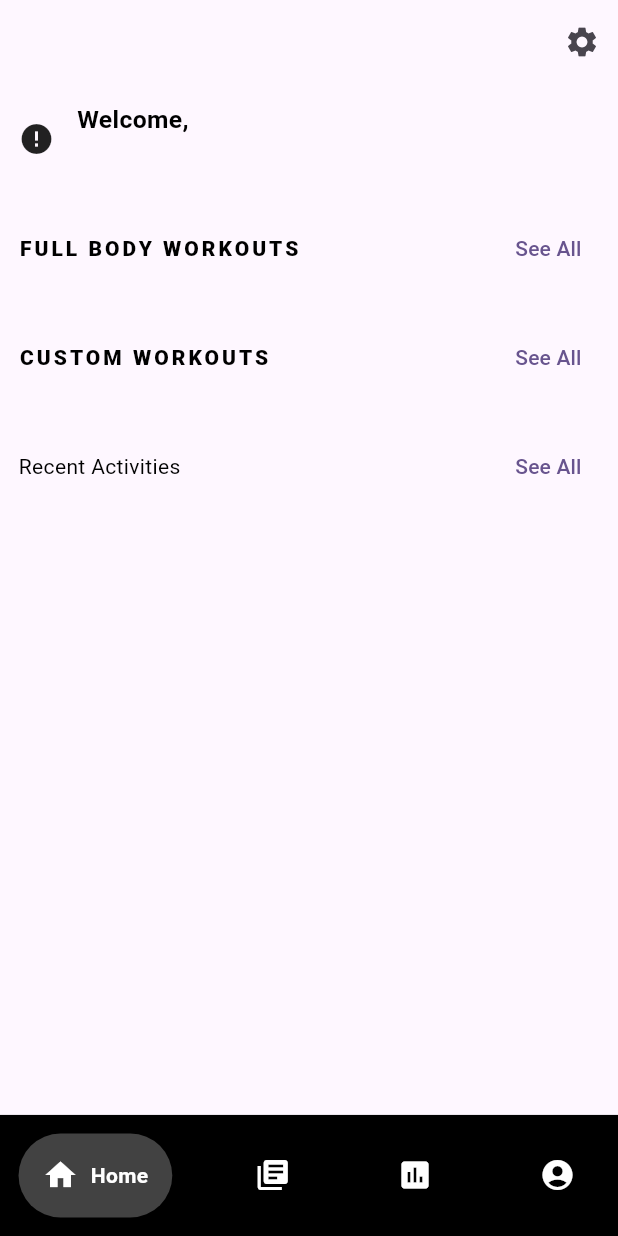
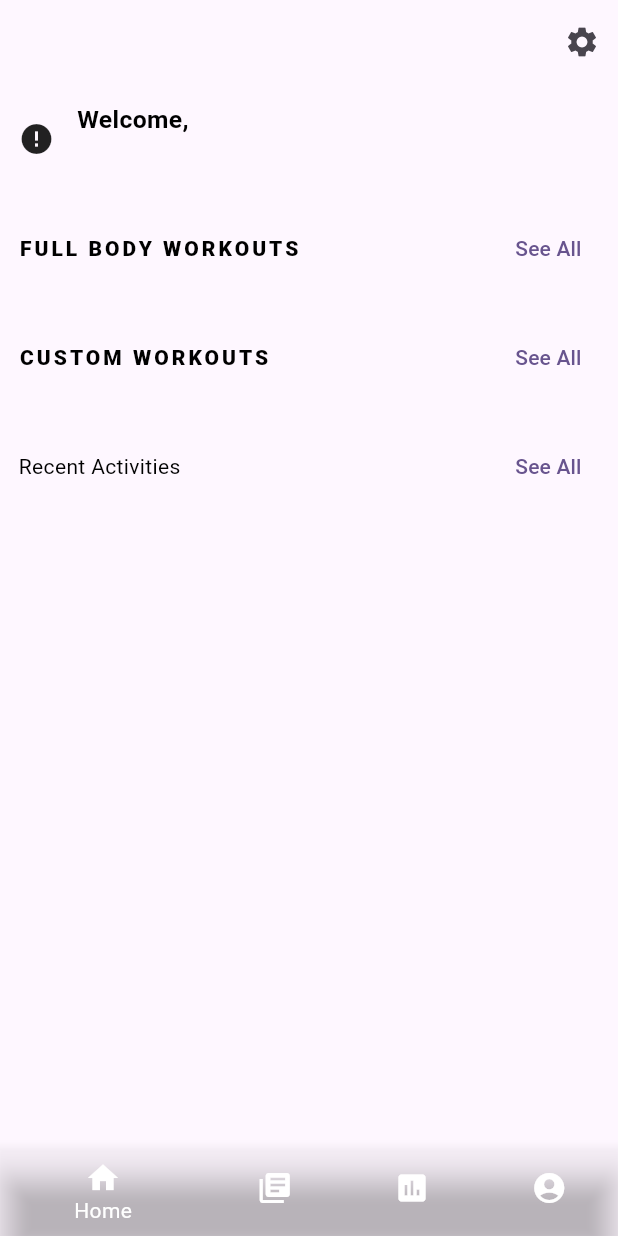
Before and after one commit to jerick-cumayas-dev/dart, a Flutter app: the MainView screen opened directly, on a phone screen of 412 x 824 dp. Run offline on Flutter 3.47's test engine with Material 3 defaults, Android fonts, the phone set to English and light mode, and no system bars; drawn by our look-alikes of cached_network_image, google_nav_bar; our stand-ins replace flutter_riverpod, smooth_page_indicator; network calls fail.

Commit message:
integrate with model

```diff
--- a/lib/Components/Navigation/bottom_navigation.dart
+++ b/lib/Components/Navigation/bottom_navigation.dart
@@ -1,9 +1,6 @@
-import 'package:fitguide_main/State_Management/Providers/main_page_provider.dart';
 import 'package:flutter/material.dart';
-import 'package:google_nav_bar/google_nav_bar.dart';
-import 'package:flutter_riverpod/flutter_riverpod.dart';
 
-class BottomNavigationBarComponent extends ConsumerWidget {
+class BottomNavigationBarComponent extends StatelessWidget {
   final int selectedPage;
   final ValueChanged<int> onTabTapped;
 
@@ -14,33 +11,34 @@ class BottomNavigationBarComponent extends ConsumerWidget {
   });
 
   @override
-  Widget build(BuildContext context, WidgetRef ref) {
-    return Container(
-        color: Colors.black,
-        child: Padding(
-          padding: EdgeInsets.all(MediaQuery.of(context).size.width * 0.03),
-          child: GNav(
-              backgroundColor: Colors.black,
-              color: Colors.white,
-              activeColor: Colors.white,
-              tabBackgroundColor: Colors.grey.shade800,
-              gap: 8,
-              onTabChange: (index) {
-                ref.watch(mainPageStateProvider.notifier).updateMainPage(index);
-              },
-              padding: const EdgeInsets.all(16),
-              tabs: const [
-                GButton(
-                  icon: Icons.home,
-                  text: 'Home',
-                ),
-                GButton(icon: Icons.library_books, text: 'Library'),
-                GButton(
-                  icon: Icons.assessment,
-                  text: 'Statistics',
-                ),
-                GButton(icon: Icons.account_circle, text: 'Profile')
-              ]),
-        ));
+  Widget build(BuildContext context) {
+    return BottomNavigationBar(
+      items: const <BottomNavigationBarItem>[
+        BottomNavigationBarItem(
+          icon: Icon(Icons.home, color: Colors.white),
+          label: 'Home',
+          backgroundColor: Colors.transparent,
+        ),
+        BottomNavigationBarItem(
+          icon: Icon(Icons.library_books, color: Colors.white),
+          label: 'Library',
+          backgroundColor: Colors.transparent,
+        ),
+        BottomNavigationBarItem(
+          icon: Icon(Icons.assessment, color: Colors.white),
+          label: 'Statistics',
+          backgroundColor: Colors.transparent,
+        ),
+        BottomNavigationBarItem(
+          icon: Icon(Icons.account_circle, color: Colors.white),
+          label: 'Profile',
+          backgroundColor: Colors.transparent,
+        ),
+      ],
+      currentIndex: selectedPage,
+      unselectedItemColor: Colors.white,
+      selectedItemColor: Colors.white,
+      onTap: onTabTapped,
+    );
   }
 }
--- a/lib/Components/Workout/workout_card.dart
+++ b/lib/Components/Workout/workout_card.dart
@@ -4,7 +4,6 @@ import 'package:fitguide_main/Components/Workout/workout_details.dart';
 import 'package:fitguide_main/Components/Exercise/exercise_details.dart';
 import 'package:fitguide_main/Services/api/api.dart';
 import 'package:flutter_riverpod/flutter_riverpod.dart';
-// import 'package:fitguide_main/State_Management/Providers/user_provider.dart';
 import 'package:fitguide_main/Components/Workout/create_update_workout.dart';
 
 class WorkoutCardWidget extends ConsumerWidget {
--- a/lib/Page/Main/main.dart
+++ b/lib/Page/Main/main.dart
@@ -5,22 +5,10 @@ import 'package:fitguide_main/State_Management/Providers/main_page_provider.dart
 import 'package:fitguide_main/Components/Navigation/bottom_navigation.dart';
 import 'package:fitguide_main/Page/Library/library.dart';
 
-class MainView extends ConsumerStatefulWidget {
-  const MainView({super.key});
-
-  @override
-  MainViewState createState() => MainViewState();
-}
-
-class MainViewState extends ConsumerState<MainView>
-    with SingleTickerProviderStateMixin {
+class MainView extends StatelessWidget {
+  MainView({super.key});
   final List<Widget> _pages = [const HomeView(), const LibraryView()];
   final PageController _pageController = PageController(initialPage: 0);
-
-  @override
-  void initState() {
-    super.initState();
-  }
 
   @override
   Widget build(BuildContext context) {
@@ -42,9 +30,7 @@ class MainViewState extends ConsumerState<MainView>
         ),
         body: PageView(
           onPageChanged: (index) {
-            setState(() {
-              ref.read(mainPageStateProvider.notifier).updateMainPage(index);
-            });
+            ref.read(mainPageStateProvider.notifier).updateMainPage(index);
           },
           scrollDirection: Axis.horizontal,
           controller: _pageController,
@@ -53,11 +39,9 @@ class MainViewState extends ConsumerState<MainView>
         bottomNavigationBar: BottomNavigationBarComponent(
           selectedPage: currentPage,
           onTabTapped: (index) {
-            setState(() {
-              ref.read(mainPageStateProvider.notifier).updateMainPage(index);
-              // _pageController.animateToPage(index, duration: const Duration(milliseconds: 300), curve: Curves.linear);
-              _pageController.jumpToPage(index);
-            });
+            ref.read(mainPageStateProvider.notifier).updateMainPage(index);
+            // _pageController.animateToPage(index, duration: const Duration(milliseconds: 300), curve: Curves.linear);
+            _pageController.jumpToPage(index);
           },
         ),
       );
--- a/lib/Services/api/api.dart
+++ b/lib/Services/api/api.dart
@@ -1,5 +1,5 @@
 class API {
-  static const String host = "192.168.1.11";
+  static const String host = "172.29.7.74";
   static const int port = 4000;
   static const String api = "/api";
 
--- a/lib/Services/auth_service.dart
+++ b/lib/Services/auth_service.dart
@@ -66,7 +66,7 @@ class AuthService {
       Navigator.push(
         context,
         MaterialPageRoute(
-          builder: (context) => const MainView(),
+          builder: (context) => MainView(),
         ),
       );
       ScaffoldMessenger.of(context).showSnackBar(
```
Also changed, not shown: lib/Page/Library/Full_Body/full_body_view.dart (+6 -38 lines), lib/Page/Library/library.dart (+7 -7 lines).
